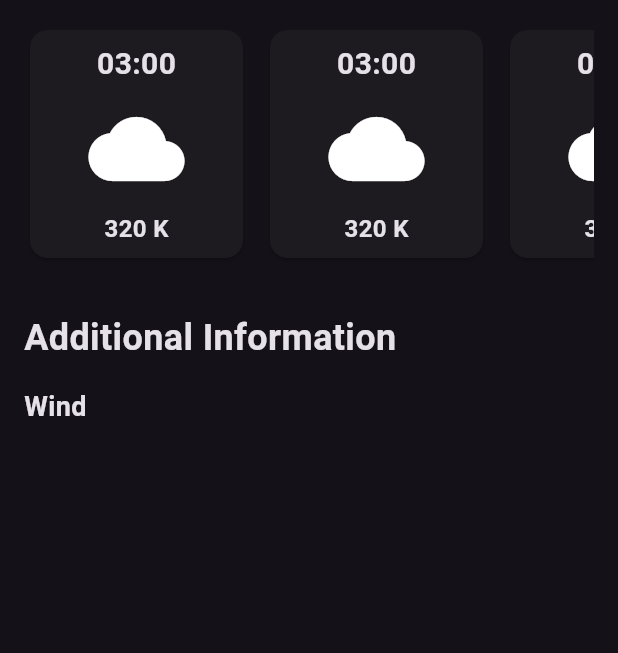
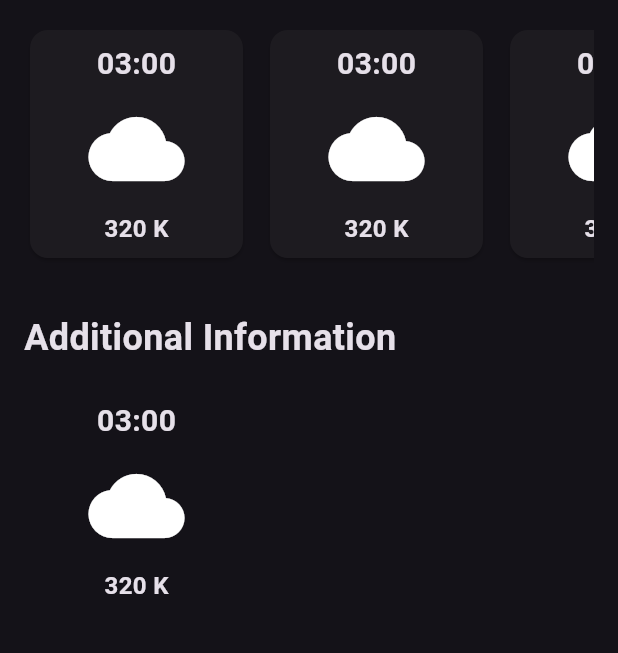
Before and after one commit to Aamishsn/flutter-weatherApp, a Flutter app: the screen it shows after launch, on a phone screen of 412 x 824 dp, the part 531-1184 px from its top. Run offline on Flutter 3.47's test engine with Material 3 defaults, Android fonts, the phone set to English and light mode, and no system bars.

Commit message:
041124-1

```diff
--- a/lib/weather_app.dart
+++ b/lib/weather_app.dart
@@ -120,18 +120,42 @@ class WeatherApp extends StatelessWidget {
               const SizedBox(
                 height: 16,
               ),
-
-             const Column(
-                children: [
-                  Text(
-                    "Wind",
-                    style: TextStyle(
-                      fontSize: 18,
-                      fontWeight: FontWeight.bold,
+              const Column(children: [
+                SizedBox(
+                  width: 150,
+                  child: Padding(
+                    padding: EdgeInsets.all(8.0),
+                    child: Column(
+                      children: [
+                        Text(
+                          '03:00',
+                          style: TextStyle(
+                            fontSize: 20,
+                            fontWeight: FontWeight.bold,
+                          ),
+                        ),
+                        SizedBox(
+                          height: 10,
+                        ),
+                        Icon(
+                          Icons.cloud,
+                          size: 64,
+                        ),
+                        SizedBox(
+                          height: 10,
+                        ),
+                        Text(
+                          '320 K',
+                          style: TextStyle(
+                            fontSize: 16,
+                            fontWeight: FontWeight.bold,
+                          ),
+                        )
+                      ],
                     ),
+                  ),
                 )
-                ]
-             ),
+              ]),
             ],
           ),
         ),
```
